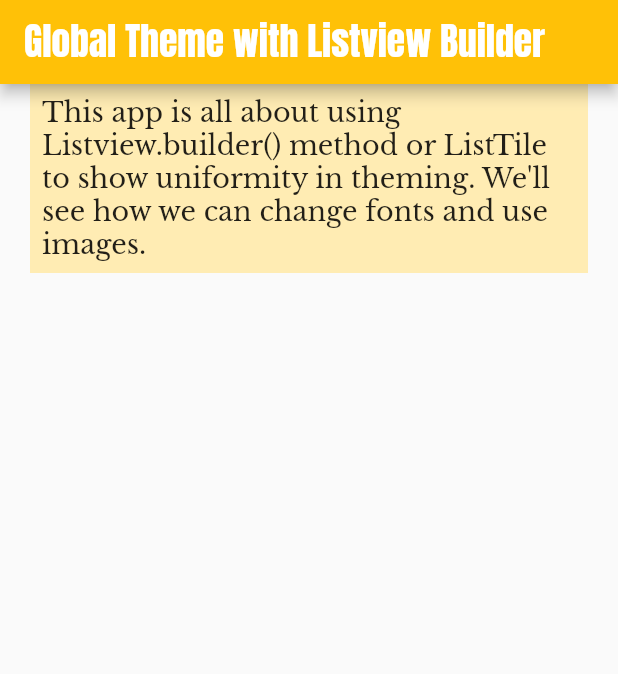
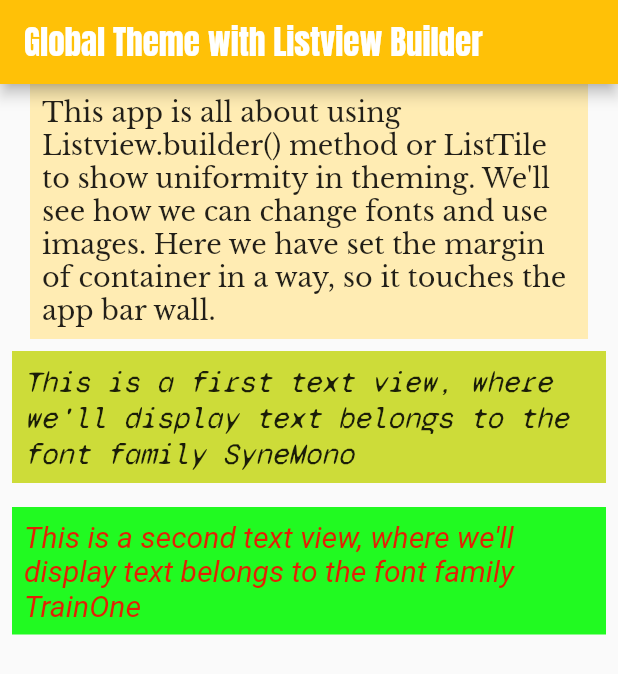
Before and after one commit to sanjibsinha/listview_builder_theming, a Flutter app: the screen it shows after launch, on a phone screen of 412 x 824 dp. Shown: the top 674 px of the screen. Run offline on Flutter 3.47's test engine with Material 2 defaults, Android fonts, the light colour scheme and no system bars; Roboto replaces fonts that are missing (TrainOne).

Commit message:
adding two more fonts

```diff
--- a/lib/views/about_app.dart
+++ b/lib/views/about_app.dart
@@ -6,13 +6,20 @@ class AboutApp extends StatelessWidget {
   @override
   Widget build(BuildContext context) {
     return Container(
+      /// this margin indicates the boundary with the outer space
+      ///
       margin: EdgeInsets.fromLTRB(20, 0, 20, 0),
       color: Theme.of(context).primaryColorLight,
+
+      /// this padding indicates the space between the outer border
+      /// and the inner content
       padding: EdgeInsets.all(8),
       child: Text(
         'This app is all about using Listview.builder() method'
         ' or ListTile to show uniformity in theming. We\'ll see'
-        ' how we can change fonts and use images.',
+        ' how we can change fonts and use images. '
+        'Here we have set the margin of container in a way, so it touches '
+        'the app bar wall.',
         /* style: TextStyle(
           fontFamily: 'LibreBaskerville',
           fontSize: 20,
--- /dev/null
+++ b/lib/views/first_text_view.dart
@@ -0,0 +1,23 @@
+import 'package:flutter/material.dart';
+
+class FirstTextView extends StatelessWidget {
+  const FirstTextView({Key key}) : super(key: key);
+
+  @override
+  Widget build(BuildContext context) {
+    return Container(
+      margin: EdgeInsets.all(8),
+      padding: EdgeInsets.all(8),
+      color: Colors.lime,
+      child: Text(
+        'This is a first text view, where we\'ll display '
+        'text belongs to the font family SyneMono',
+        style: TextStyle(
+          fontFamily: 'SyneMono',
+          fontSize: 20,
+          fontStyle: FontStyle.italic,
+        ),
+      ),
+    );
+  }
+}
--- a/lib/views/first_view.dart
+++ b/lib/views/first_view.dart
@@ -1,6 +1,8 @@
 import 'package:flutter/material.dart';
+import 'first_text_view.dart';
+import 'second_text_view.dart';
 import 'about_app.dart';
-import 'what_to_do.dart';
+// import 'what_to_do.dart';
 
 class LBTAFirstView extends StatelessWidget {
   const LBTAFirstView({Key key}) : super(key: key);
@@ -10,7 +12,8 @@ class LBTAFirstView extends StatelessWidget {
     return ListView(
       children: [
         AboutApp(),
-        WhatToDo(),
+        FirstTextView(),
+        SecondTextView(),
       ],
     );
   }
--- a/lib/views/lbta_material_scaffold.dart
+++ b/lib/views/lbta_material_scaffold.dart
@@ -31,7 +31,7 @@ class ListviewBuilderThemingApp extends StatelessWidget {
           textTheme: ThemeData.light().textTheme.copyWith(
                 headline6: TextStyle(
                   fontFamily: 'Anton',
-                  fontSize: 25.0,
+                  fontSize: 22.0,
                   // fontWeight: FontWeight.bold,
                 ),
               ),
--- /dev/null
+++ b/lib/views/second_text_view.dart
@@ -0,0 +1,24 @@
+import 'package:flutter/material.dart';
+
+class SecondTextView extends StatelessWidget {
+  const SecondTextView({Key key}) : super(key: key);
+
+  @override
+  Widget build(BuildContext context) {
+    return Container(
+      margin: EdgeInsets.all(8),
+      padding: EdgeInsets.all(8),
+      color: Theme.of(context).textTheme.headline6.color.withGreen(250),
+      child: Text(
+        'This is a second text view, where we\'ll display '
+        'text belongs to the font family TrainOne',
+        style: TextStyle(
+          fontFamily: 'TrainOne',
+          fontSize: 20,
+          fontStyle: FontStyle.italic,
+          color: Theme.of(context).textTheme.headline6.color.withRed(255),
+        ),
+      ),
+    );
+  }
+}
```
Also changed, not shown: pubspec.yaml (+8 -0 lines), assets/fonts/SyneMono-Regular.ttf (added), 1 other file.
